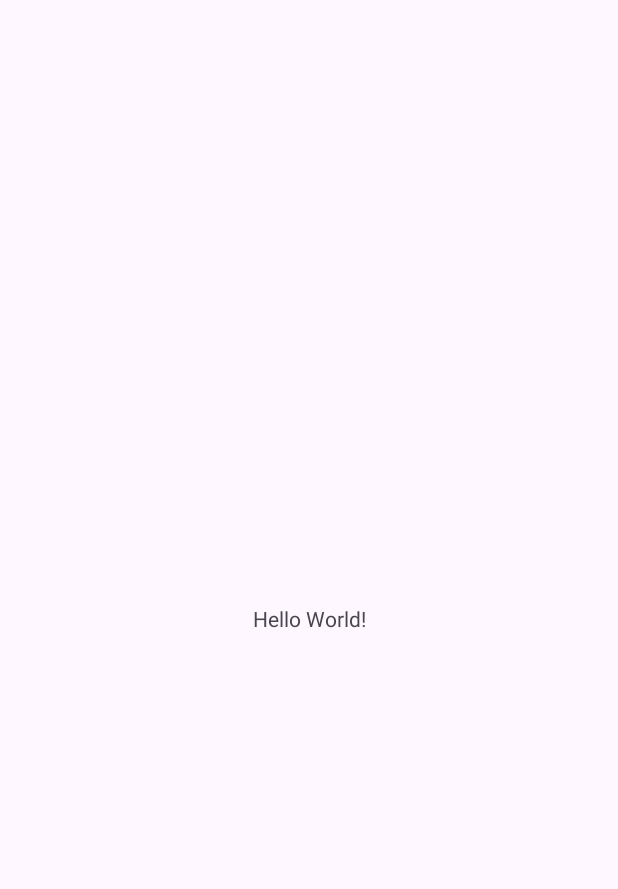
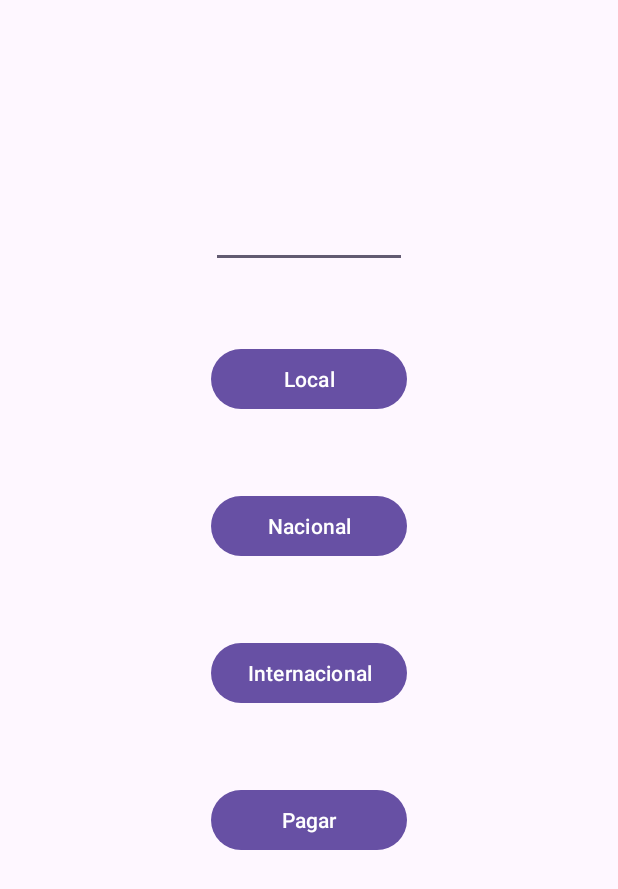
Before and after one commit to elrosell/NewApp_Android, an Android app: the screen it shows after launch (MainActivity), on a phone screen of 412 x 824 dp. Before the commit the part shown is almost empty. Shown: the top 889 px of the screen. Run offline under Robolectric (Android 15) with nearby library versions, the phone set to English and light mode, and no system bars.

Commit message:
Pre-Final Version

```diff
--- /dev/null
+++ b/app/src/main/java/com/example/newapp/Arreglito.java
@@ -0,0 +1,14 @@
+package com.example.newapp;
+
+import java.util.ArrayList;
+
+public class Arreglito {
+    ArrayList<Clasesita> allamaditas = new ArrayList<>();
+    public void agregar(Clasesita objetito){
+        allamaditas.add(objetito);
+    }
+
+    public ArrayList<Clasesita> regresar() {
+        return allamaditas;
+    }
+}
--- a/app/src/main/res/layout/activity_main.xml
+++ b/app/src/main/res/layout/activity_main.xml
@@ -1,19 +1,53 @@
 <?xml version="1.0" encoding="utf-8"?>
-<androidx.constraintlayout.widget.ConstraintLayout xmlns:android="http://schemas.android.com/apk/res/android"
+<LinearLayout xmlns:android="http://schemas.android.com/apk/res/android"
     xmlns:app="http://schemas.android.com/apk/res-auto"
     xmlns:tools="http://schemas.android.com/tools"
     android:id="@+id/main"
-    android:layout_width="match_parent"
-    android:layout_height="match_parent"
+    android:layout_width="wrap_content"
+    android:layout_height="wrap_content"
+    android:orientation="vertical"
+    android:layout_margin="80dp"
+    android:layout_gravity="center"
     tools:context=".MainActivity">
 
+    <EditText
+        android:id="@+id/edit1"
+        android:layout_width="match_parent"
+        android:layout_height="wrap_content"
+        android:gravity="center"/>
+
+    <Button
+        android:layout_width="match_parent"
+        android:layout_height="wrap_content"
+        android:layout_marginTop="50dp"
+        android:id="@+id/Local"
+        android:text="Local"/>
+
+    <Button
+        android:layout_width="match_parent"
+        android:layout_height="wrap_content"
+        android:layout_marginTop="50dp"
+        android:id="@+id/Nacional"
+        android:text="Nacional"/>
+
+    <Button
+        android:layout_width="match_parent"
+        android:layout_height="wrap_content"
+        android:layout_marginTop="50dp"
+        android:id="@+id/Internacional"
+        android:text="Internacional"/>
+
+    <Button
+        android:layout_width="match_parent"
+        android:layout_height="wrap_content"
+        android:layout_marginTop="50dp"
+        android:id="@+id/Pagar"
+        android:text="Pagar"/>
+
     <TextView
-        android:layout_width="wrap_content"
+        android:layout_width="match_parent"
         android:layout_height="wrap_content"
-        android:text="Hello World!"
-        app:layout_constraintBottom_toBottomOf="parent"
-        app:layout_constraintEnd_toEndOf="parent"
-        app:layout_constraintStart_toStartOf="parent"
-        app:layout_constraintTop_toTopOf="parent" />
+        android:id="@+id/resultado"
+        android:layout_marginTop="100dp"/>
 
-</androidx.constraintlayout.widget.ConstraintLayout>
+</LinearLayout>
```
Also changed, not shown: app/src/main/java/com/example/newapp/Clasesita.java (added, +31 -0 lines), app/src/main/java/com/example/newapp/MainActivity.java (+109 -9 lines).
